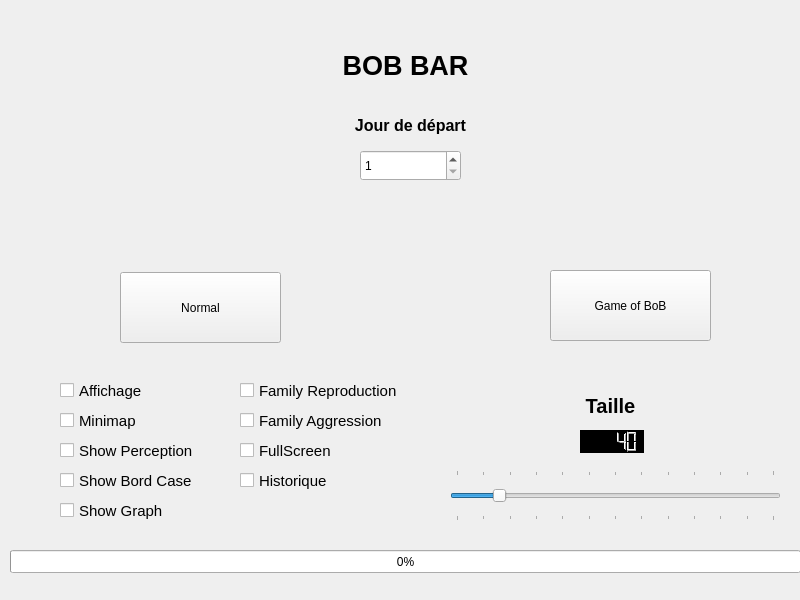
yetanotherf0rked/3a_bobbar, file view/Mainwindow.ui: the form before one commit.
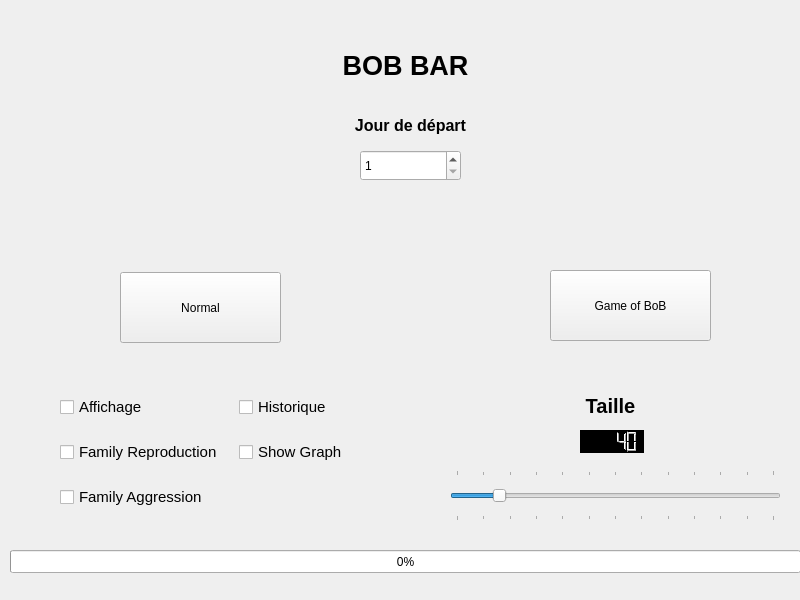
The form after the commit.

The edit to the form file:
```diff
--- a/view/Mainwindow.ui
+++ b/view/Mainwindow.ui
@@ -36,48 +36,6 @@
     <set>Qt::AlignCenter</set>
    </property>
   </widget>
-  <widget class="QCheckBox" name="fullscreen">
-   <property name="geometry">
-    <rect>
-     <x>240</x>
-     <y>440</y>
-     <width>161</width>
-     <height>21</height>
-    </rect>
-   </property>
-   <property name="font">
-    <font>
-     <pointsize>11</pointsize>
-    </font>
-   </property>
-   <property name="text">
-    <string>FullScreen</string>
-   </property>
-   <property name="checked">
-    <bool>false</bool>
-   </property>
-  </widget>
-  <widget class="QCheckBox" name="historique">
-   <property name="geometry">
-    <rect>
-     <x>240</x>
-     <y>470</y>
-     <width>161</width>
-     <height>21</height>
-    </rect>
-   </property>
-   <property name="font">
-    <font>
-     <pointsize>11</pointsize>
-    </font>
-   </property>
-   <property name="text">
-    <string>Historique</string>
-   </property>
-   <property name="checked">
-    <bool>false</bool>
-   </property>
-  </widget>
   <widget class="QLCDNumber" name="taille">
    <property name="geometry">
     <rect>
@@ -169,27 +127,6 @@
     <number>0</number>
    </property>
   </widget>
-  <widget class="QCheckBox" name="show_grpah">
-   <property name="geometry">
-    <rect>
-     <x>60</x>
-     <y>500</y>
-     <width>151</width>
-     <height>21</height>
-    </rect>
-   </property>
-   <property name="font">
-    <font>
-     <pointsize>11</pointsize>
-    </font>
-   </property>
-   <property name="text">
-    <string>Show Graph</string>
-   </property>
-   <property name="checked">
-    <bool>false</bool>
-   </property>
-  </widget>
   <widget class="QPushButton" name="pushButton">
    <property name="geometry">
     <rect>
@@ -203,27 +140,6 @@
     <string>Normal</string>
    </property>
   </widget>
-  <widget class="QCheckBox" name="affichage">
-   <property name="geometry">
-    <rect>
-     <x>60</x>
-     <y>380</y>
-     <width>101</width>
-     <height>21</height>
-    </rect>
-   </property>
-   <property name="font">
-    <font>
-     <pointsize>11</pointsize>
-    </font>
-   </property>
-   <property name="text">
-    <string>Affichage</string>
-   </property>
-   <property name="checked">
-    <bool>false</bool>
-   </property>
-  </widget>
   <widget class="QPushButton" name="pushButton_2">
    <property name="geometry">
     <rect>
@@ -260,27 +176,6 @@
     <set>Qt::AlignCenter</set>
    </property>
   </widget>
-  <widget class="QCheckBox" name="family_Agression">
-   <property name="geometry">
-    <rect>
-     <x>240</x>
-     <y>410</y>
-     <width>161</width>
-     <height>21</height>
-    </rect>
-   </property>
-   <property name="font">
-    <font>
-     <pointsize>11</pointsize>
-    </font>
-   </property>
-   <property name="text">
-    <string>Family Aggression</string>
-   </property>
-   <property name="checked">
-    <bool>false</bool>
-   </property>
-  </widget>
   <widget class="QSpinBox" name="Day_Box">
    <property name="geometry">
     <rect>
@@ -297,90 +192,6 @@
     <number>100000</number>
    </property>
   </widget>
-  <widget class="QCheckBox" name="show_Perception">
-   <property name="geometry">
-    <rect>
-     <x>60</x>
-     <y>440</y>
-     <width>151</width>
-     <height>21</height>
-    </rect>
-   </property>
-   <property name="font">
-    <font>
-     <pointsize>11</pointsize>
-    </font>
-   </property>
-   <property name="text">
-    <string>Show Perception</string>
-   </property>
-   <property name="checked">
-    <bool>false</bool>
-   </property>
-  </widget>
-  <widget class="QCheckBox" name="show_Minimap">
-   <property name="geometry">
-    <rect>
-     <x>60</x>
-     <y>410</y>
-     <width>85</width>
-     <height>21</height>
-    </rect>
-   </property>
-   <property name="font">
-    <font>
-     <pointsize>11</pointsize>
-    </font>
-   </property>
-   <property name="text">
-    <string>Minimap</string>
-   </property>
-   <property name="checked">
-    <bool>false</bool>
-   </property>
-  </widget>
-  <widget class="QCheckBox" name="show_Bord_Case">
-   <property name="geometry">
-    <rect>
-     <x>60</x>
-     <y>470</y>
-     <width>151</width>
-     <height>21</height>
-    </rect>
-   </property>
-   <property name="font">
-    <font>
-     <pointsize>11</pointsize>
-    </font>
-   </property>
-   <property name="text">
-    <string>Show Bord Case</string>
-   </property>
-   <property name="checked">
-    <bool>false</bool>
-   </property>
-  </widget>
-  <widget class="QCheckBox" name="family_Reproduction">
-   <property name="geometry">
-    <rect>
-     <x>240</x>
-     <y>380</y>
-     <width>181</width>
-     <height>21</height>
-    </rect>
-   </property>
-   <property name="font">
-    <font>
-     <pointsize>11</pointsize>
-    </font>
-   </property>
-   <property name="text">
-    <string>Family Reproduction</string>
-   </property>
-   <property name="checked">
-    <bool>false</bool>
-   </property>
-  </widget>
   <widget class="QLabel" name="label_3">
    <property name="geometry">
     <rect>
@@ -404,6 +215,93 @@
     <set>Qt::AlignCenter</set>
    </property>
   </widget>
+  <widget class="QWidget" name="">
+   <property name="geometry">
+    <rect>
+     <x>60</x>
+     <y>380</y>
+     <width>351</width>
+     <height>146</height>
+    </rect>
+   </property>
+   <layout class="QGridLayout" name="gridLayout">
+    <item row="0" column="0">
+     <widget class="QCheckBox" name="affichage">
+      <property name="font">
+       <font>
+        <pointsize>11</pointsize>
+       </font>
+      </property>
+      <property name="text">
+       <string>Affichage</string>
+      </property>
+      <property name="checked">
+       <bool>false</bool>
+      </property>
+     </widget>
+    </item>
+    <item row="1" column="0">
+     <widget class="QCheckBox" name="family_Reproduction">
+      <property name="font">
+       <font>
+        <pointsize>11</pointsize>
+       </font>
+      </property>
+      <property name="text">
+       <string>Family Reproduction</string>
+      </property>
+      <property name="checked">
+       <bool>false</bool>
+      </property>
+     </widget>
+    </item>
+    <item row="2" column="0">
+     <widget class="QCheckBox" name="family_Agression">
+      <property name="font">
+       <font>
+        <pointsize>11</pointsize>
+       </font>
+      </property>
+      <property name="text">
+       <string>Family Aggression</string>
+      </property>
+      <property name="checked">
+       <bool>false</bool>
+      </property>
+     </widget>
+    </item>
+    <item row="0" column="1">
+     <widget class="QCheckBox" name="historique">
+      <property name="font">
+       <font>
+        <pointsize>11</pointsize>
+       </font>
+      </property>
+      <property name="text">
+       <string>Historique</string>
+      </property>
+      <property name="checked">
+       <bool>false</bool>
+      </property>
+     </widget>
+    </item>
+    <item row="1" column="1">
+     <widget class="QCheckBox" name="show_grpah">
+      <property name="font">
+       <font>
+        <pointsize>11</pointsize>
+       </font>
+      </property>
+      <property name="text">
+       <string>Show Graph</string>
+      </property>
+      <property name="checked">
+       <bool>false</bool>
+      </property>
+     </widget>
+    </item>
+   </layout>
+  </widget>
  </widget>
  <resources/>
  <connections>
```
